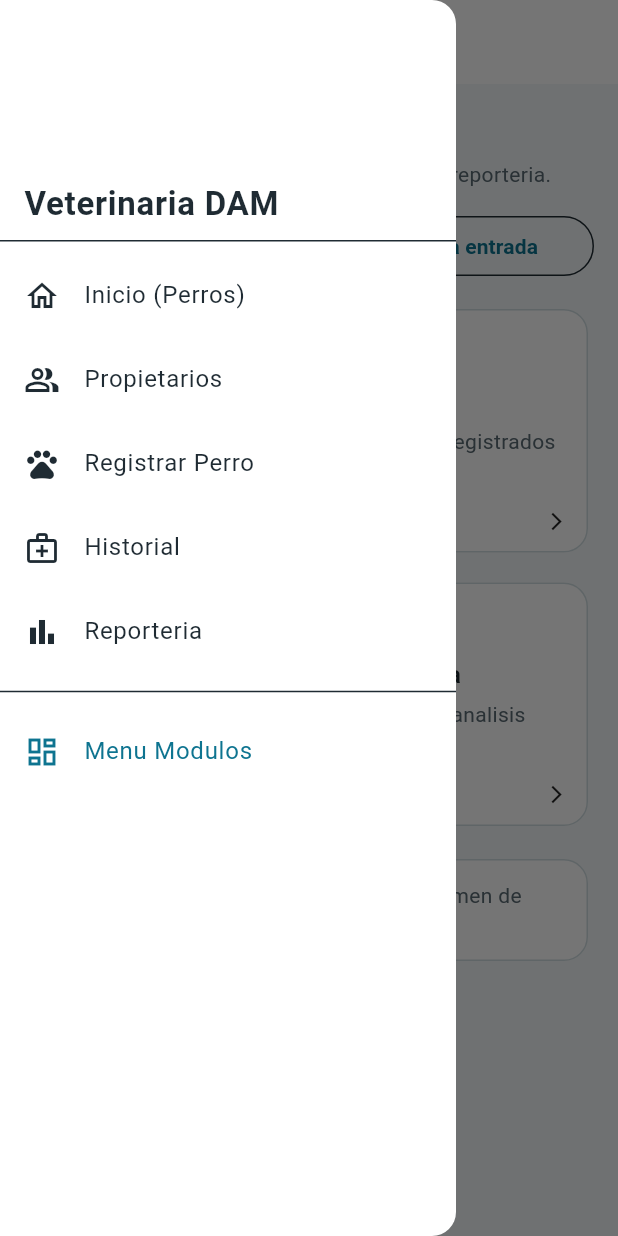
After one commit to PredatorDevs/veterinariadam, a Flutter app: the MainMenuScreen screen opened by its route, with the side drawer open, on a phone screen of 412 x 824 dp. The commit adds this screen. Run offline on Flutter 3.47's test engine with Material 3 defaults, Android fonts, the phone set to English and light mode, and no system bars; network calls fail.

Commit message:
Perro detail screen added / Drawer implemented

```diff
--- a/lib/features/historial/presentation/historial_screen.dart
+++ b/lib/features/historial/presentation/historial_screen.dart
@@ -1,6 +1,7 @@
 import 'package:flutter/material.dart';
 
 import '../../../core/network/api_exception.dart';
+import '../../../shared/widgets/app_drawer.dart';
 import '../../perros/data/perro_model.dart';
 import '../../perros/data/perros_repository.dart';
 import '../data/historial_model.dart';
@@ -127,6 +128,7 @@ class _HistorialScreenState extends State<HistorialScreen> {
   Widget build(BuildContext context) {
     return Scaffold(
       appBar: AppBar(title: const Text('Historial')),
+      drawer: const AppDrawer(currentRoute: '/historial'),
       body: RefreshIndicator(
         onRefresh: () async {
           if (_perroSeleccionado != null) {
--- a/lib/features/home/presentation/main_menu_screen.dart
+++ b/lib/features/home/presentation/main_menu_screen.dart
@@ -1,4 +1,6 @@
 import 'package:flutter/material.dart';
+
+import '../../../shared/widgets/app_drawer.dart';
 
 class MainMenuScreen extends StatelessWidget {
   const MainMenuScreen({super.key});
@@ -7,6 +9,7 @@ class MainMenuScreen extends StatelessWidget {
   Widget build(BuildContext context) {
     return Scaffold(
       appBar: AppBar(title: const Text('Veterinaria DAM')),
+      drawer: const AppDrawer(currentRoute: '/menu'),
       body: ListView(
         padding: const EdgeInsets.all(16),
         children: [
--- a/lib/features/perros/presentation/perro_form_screen.dart
+++ b/lib/features/perros/presentation/perro_form_screen.dart
@@ -1,6 +1,7 @@
 import 'package:flutter/material.dart';
 
 import '../../../core/network/api_exception.dart';
+import '../../../shared/widgets/app_drawer.dart';
 import '../../propietarios/data/propietario_model.dart';
 import '../../propietarios/data/propietarios_repository.dart';
 import '../data/perros_repository.dart';
@@ -128,6 +129,7 @@ class _PerroFormScreenState extends State<PerroFormScreen> {
   Widget build(BuildContext context) {
     return Scaffold(
       appBar: AppBar(title: const Text('Nuevo Perro')),
+      drawer: const AppDrawer(currentRoute: '/perros'),
       body: _cargandoPropietarios
           ? const Center(child: CircularProgressIndicator())
           : _buildBody(),
--- a/lib/features/propietarios/presentation/propietario_form_screen.dart
+++ b/lib/features/propietarios/presentation/propietario_form_screen.dart
@@ -1,6 +1,7 @@
 import 'package:flutter/material.dart';
 
 import '../../../core/network/api_exception.dart';
+import '../../../shared/widgets/app_drawer.dart';
 import '../data/propietarios_repository.dart';
 
 class PropietarioFormScreen extends StatefulWidget {
@@ -76,6 +77,7 @@ class _PropietarioFormScreenState extends State<PropietarioFormScreen> {
   Widget build(BuildContext context) {
     return Scaffold(
       appBar: AppBar(title: const Text('Nuevo Propietario')),
+      drawer: const AppDrawer(currentRoute: '/propietarios'),
       body: SafeArea(
         child: SingleChildScrollView(
           padding: const EdgeInsets.all(16),
--- a/lib/features/propietarios/presentation/propietarios_screen.dart
+++ b/lib/features/propietarios/presentation/propietarios_screen.dart
@@ -1,6 +1,7 @@
 import 'package:flutter/material.dart';
 
 import '../../../core/network/api_exception.dart';
+import '../../../shared/widgets/app_drawer.dart';
 import '../data/propietario_model.dart';
 import '../data/propietarios_repository.dart';
 import 'propietario_form_screen.dart';
@@ -73,6 +74,7 @@ class _PropietariosScreenState extends State<PropietariosScreen> {
   Widget build(BuildContext context) {
     return Scaffold(
       appBar: AppBar(title: const Text('Propietarios')),
+      drawer: const AppDrawer(currentRoute: '/propietarios'),
       body: RefreshIndicator(
         onRefresh: _cargarPropietarios,
         child: _buildContent(),
--- a/lib/features/reporteria/presentation/reporteria_screen.dart
+++ b/lib/features/reporteria/presentation/reporteria_screen.dart
@@ -1,6 +1,7 @@
 import 'package:flutter/material.dart';
 
 import '../../../core/network/api_exception.dart';
+import '../../../shared/widgets/app_drawer.dart';
 import '../data/reporteria_service.dart';
 
 class ReporteriaScreen extends StatefulWidget {
@@ -64,6 +65,7 @@ class _ReporteriaScreenState extends State<ReporteriaScreen> {
   Widget build(BuildContext context) {
     return Scaffold(
       appBar: AppBar(title: const Text('Reporteria')),
+      drawer: const AppDrawer(currentRoute: '/reporteria'),
       body: RefreshIndicator(onRefresh: _cargar, child: _buildBody()),
     );
   }
--- a/lib/main.dart
+++ b/lib/main.dart
@@ -22,7 +22,8 @@ class VeterinariaApp extends StatelessWidget {
       theme: AppTheme.light,
       initialRoute: '/',
       routes: {
-        '/': (context) => const MainMenuScreen(),
+        '/': (context) => const PerrosScreen(),
+        '/menu': (context) => const MainMenuScreen(),
         '/propietarios': (context) => const PropietariosScreen(),
         '/perros': (context) => const PerrosScreen(),
         '/historial': (context) => const HistorialScreen(),
--- /dev/null
+++ b/lib/shared/widgets/app_drawer.dart
@@ -0,0 +1,100 @@
+import 'package:flutter/material.dart';
+
+class AppDrawer extends StatelessWidget {
+  const AppDrawer({super.key, this.currentRoute});
+
+  final String? currentRoute;
+
+  @override
+  Widget build(BuildContext context) {
+    return Drawer(
+      child: SafeArea(
+        child: ListView(
+          padding: EdgeInsets.zero,
+          children: [
+            const DrawerHeader(
+              child: Align(
+                alignment: Alignment.bottomLeft,
+                child: Text(
+                  'Veterinaria DAM',
+                  style: TextStyle(fontSize: 22, fontWeight: FontWeight.w700),
+                ),
+              ),
+            ),
+            _DrawerItem(
+              icon: Icons.home_outlined,
+              label: 'Inicio (Perros)',
+              routeName: '/',
+              currentRoute: currentRoute,
+            ),
+            _DrawerItem(
+              icon: Icons.people_alt_outlined,
+              label: 'Propietarios',
+              routeName: '/propietarios',
+              currentRoute: currentRoute,
+            ),
+            _DrawerItem(
+              icon: Icons.pets_outlined,
+              label: 'Registrar Perro',
+              routeName: '/perros',
+              currentRoute: currentRoute,
+            ),
+            _DrawerItem(
+              icon: Icons.medical_services_outlined,
+              label: 'Historial',
+              routeName: '/historial',
+              currentRoute: currentRoute,
+            ),
+            _DrawerItem(
+              icon: Icons.bar_chart_outlined,
+              label: 'Reporteria',
+              routeName: '/reporteria',
+              currentRoute: currentRoute,
+            ),
+            const Divider(height: 24),
+            _DrawerItem(
+              icon: Icons.dashboard_outlined,
+              label: 'Menu Modulos',
+              routeName: '/menu',
+              currentRoute: currentRoute,
+            ),
+          ],
+        ),
+      ),
+    );
+  }
+}
+
+class _DrawerItem extends StatelessWidget {
+  const _DrawerItem({
+    required this.icon,
+    required this.label,
+    required this.routeName,
+    required this.currentRoute,
+  });
+
+  final IconData icon;
+  final String label;
+  final String routeName;
+  final String? currentRoute;
+
+  @override
+  Widget build(BuildContext context) {
+    final selected = currentRoute == routeName;
+
+    return ListTile(
+      leading: Icon(icon),
+      title: Text(label),
+      selected: selected,
+      onTap: () {
+        Navigator.of(context).pop();
+
+        if (selected) {
+          return;
+        }
+
+        Navigator.pushReplacementNamed(context, routeName);
+      },
+    );
+  }
+}
```
Also changed, not shown: lib/features/perros/data/perro_model.dart (+15 -0 lines), lib/features/perros/presentation/perro_detail_screen.dart (added, +323 -0 lines), lib/features/perros/presentation/perros_screen.dart (+26 -2 lines).
